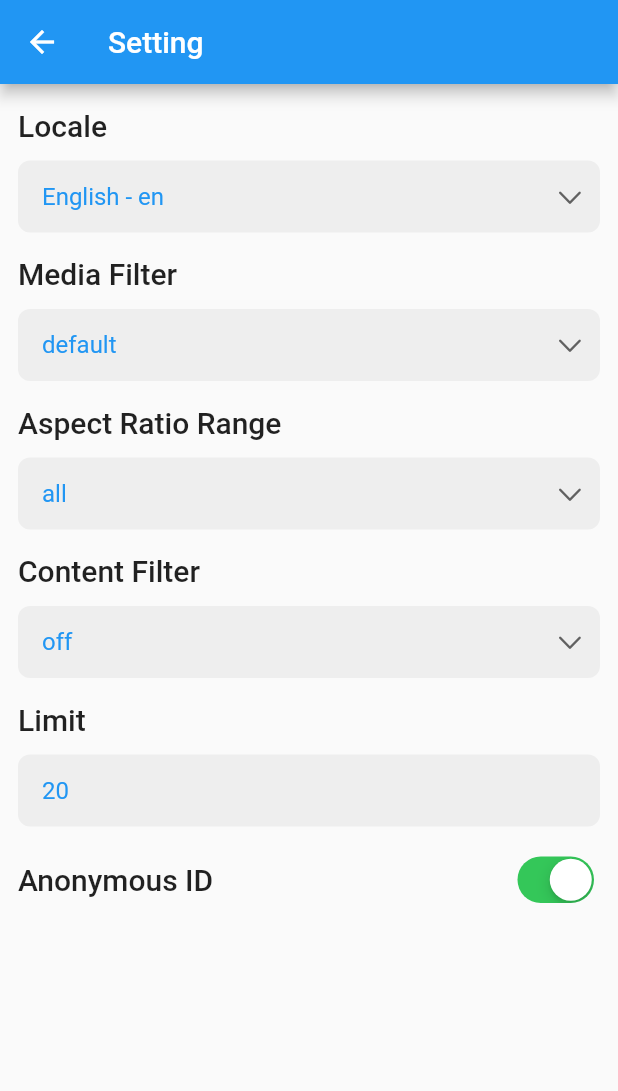
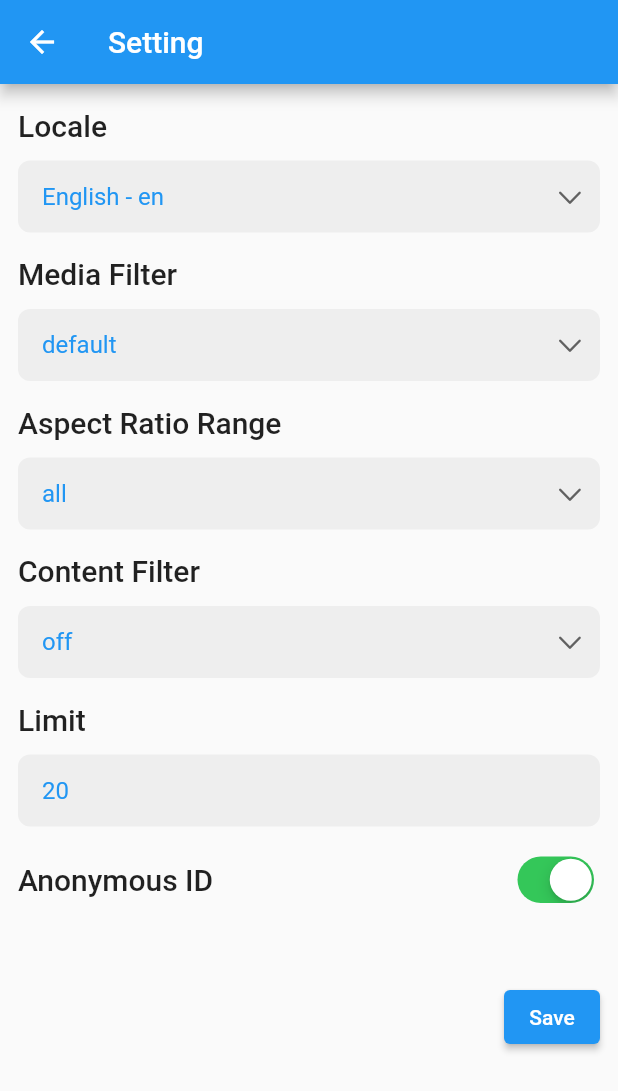
Before and after one commit to koiralapankaj7/gif_picker, a Flutter app: the screen it shows after launch, after a tap on the "settings" icon, on a phone screen of 412 x 824 dp. Shown: the top 1091 px of the screen. Run offline on Flutter 3.47's test engine with Material 2 defaults, Android fonts, the phone set to English and light mode, and no system bars; our stand-ins replace dio; network calls fail.

Commit message:
setting enabled

```diff
--- a/lib/src/gif_picker.dart
+++ b/lib/src/gif_picker.dart
@@ -17,15 +17,21 @@ class _GifPickerState extends State<GifPicker> {
   late final GifController<TenorCategories> _categoriesController;
   late final GifController<TenorCollection> _trendingController;
   late final ValueNotifier<TenorSetting> _settingNotifier;
+  late TenorSetting _setting;
 
   @override
   void initState() {
     super.initState();
     _settingNotifier = ValueNotifier(const TenorSetting());
-    _categoriesController = GifController()
-      ..fetchCategories(_settingNotifier.value.categoriesQuery);
-    _trendingController = GifController()
-      ..fetchTrendingGifs(_settingNotifier.value.trendingQuery);
+    _setting = _settingNotifier.value;
+    _categoriesController = GifController();
+    _trendingController = GifController();
+    _fetchData();
+  }
+
+  void _fetchData() {
+    _categoriesController.fetchCategories(_setting.categoriesQuery);
+    _trendingController.fetchTrendingGifs(_setting.trendingQuery);
   }
 
   @override
@@ -35,12 +41,19 @@ class _GifPickerState extends State<GifPicker> {
         actions: [
           IconButton(
             onPressed: () {
-              Navigator.of(context).push<void>(
+              Navigator.of(context)
+                  .push<TenorSetting?>(
                 MaterialPageRoute(
                   builder: (context) =>
                       SettingPage(settingNotifier: _settingNotifier),
                 ),
-              );
+              )
+                  .then((setting) {
+                if (setting != null && setting != _setting) {
+                  _setting = setting;
+                  _fetchData();
+                }
+              });
             },
             icon: const Icon(Icons.settings),
           ),
--- a/lib/src/setting_page.dart
+++ b/lib/src/setting_page.dart
@@ -138,6 +138,18 @@ class SettingPage extends StatelessWidget {
                       },
                     ),
                   ],
+                ),
+
+                // Save setting button
+                const SizedBox(height: 48),
+                Align(
+                  alignment: Alignment.centerRight,
+                  child: ElevatedButton(
+                    child: const Text('Save'),
+                    onPressed: () {
+                      Navigator.of(context).pop(setting);
+                    },
+                  ),
                 ),
 
                 //
```
